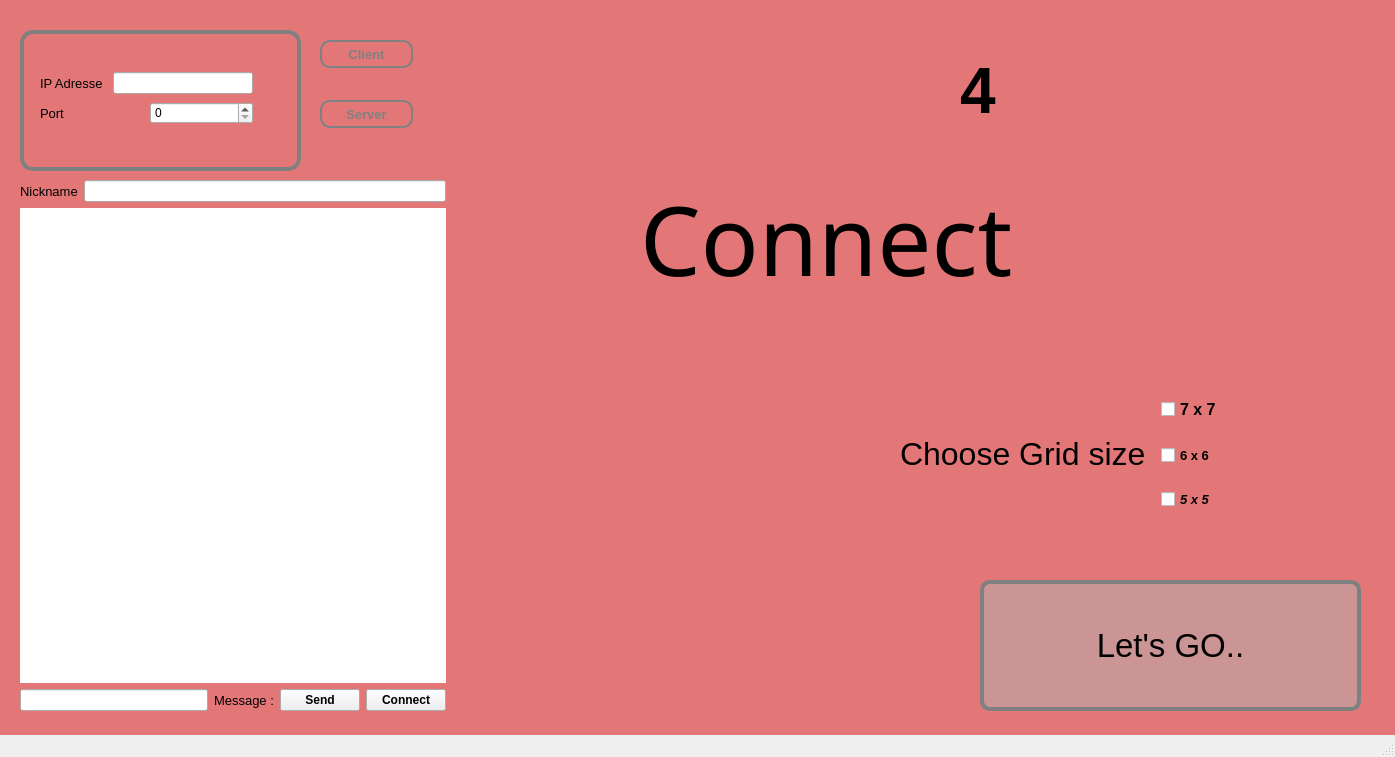
This is vierGewinnt/mainwindow.ui in IhebTrabelsi/4Gewinnt as Qt 5 draws it before an edit. The edited form follows.
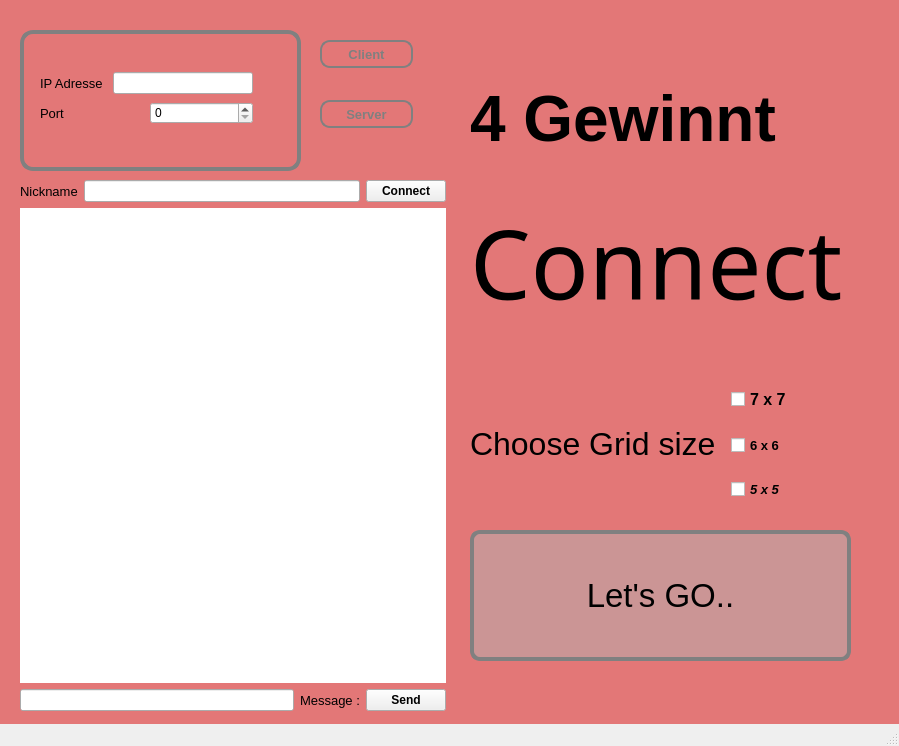
This is the edited form.

The edit to the form file:
```diff
--- a/vierGewinnt/mainwindow.ui
+++ b/vierGewinnt/mainwindow.ui
@@ -6,8 +6,8 @@
    <rect>
     <x>0</x>
     <y>0</y>
-    <width>1395</width>
-    <height>757</height>
+    <width>899</width>
+    <height>746</height>
    </rect>
   </property>
   <property name="windowTitle">
@@ -51,8 +51,8 @@
    <widget class="QPushButton" name="pushButton">
     <property name="geometry">
      <rect>
-      <x>980</x>
-      <y>580</y>
+      <x>470</x>
+      <y>530</y>
       <width>381</width>
       <height>131</height>
      </rect>
@@ -72,8 +72,8 @@
    <widget class="QWidget" name="horizontalLayoutWidget">
     <property name="geometry">
      <rect>
-      <x>900</x>
-      <y>380</y>
+      <x>470</x>
+      <y>370</y>
       <width>416</width>
       <height>148</height>
      </rect>
@@ -160,7 +160,7 @@
        <x>20</x>
        <y>40</y>
        <width>213</width>
-       <height>56</height>
+       <height>58</height>
       </rect>
      </property>
      <layout class="QVBoxLayout" name="verticalLayout_3">
@@ -288,6 +288,19 @@
            </property>
           </widget>
          </item>
+         <item>
+          <widget class="QPushButton" name="pushButton_Connect">
+           <property name="font">
+            <font>
+             <weight>75</weight>
+             <bold>true</bold>
+            </font>
+           </property>
+           <property name="text">
+            <string>Connect</string>
+           </property>
+          </widget>
+         </item>
         </layout>
        </item>
       </layout>
@@ -329,19 +342,6 @@
          </property>
         </widget>
        </item>
-       <item>
-        <widget class="QPushButton" name="pushButton_Connect">
-         <property name="font">
-          <font>
-           <weight>75</weight>
-           <bold>true</bold>
-          </font>
-         </property>
-         <property name="text">
-          <string>Connect</string>
-         </property>
-        </widget>
-       </item>
       </layout>
      </item>
     </layout>
@@ -349,10 +349,10 @@
    <widget class="QWidget" name="layoutWidget">
     <property name="geometry">
      <rect>
-      <x>640</x>
-      <y>20</y>
-      <width>471</width>
-      <height>290</height>
+      <x>470</x>
+      <y>50</y>
+      <width>481</width>
+      <height>281</height>
      </rect>
     </property>
     <layout class="QVBoxLayout" name="verticalLayout_4">
@@ -366,7 +366,7 @@
         </font>
        </property>
        <property name="text">
-        <string>                  4</string>
+        <string>4 Gewinnt</string>
        </property>
       </widget>
      </item>
```
